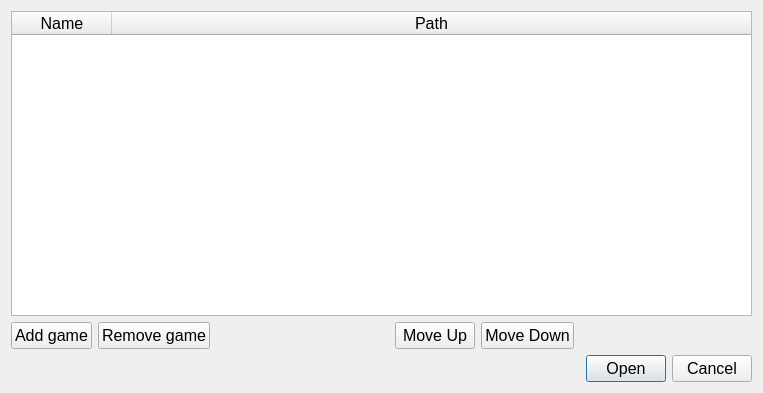
First picture: the form in src/ui/dialogs/games_list_dialog.ui, repository DimichGD/FHEditor, before the edit.
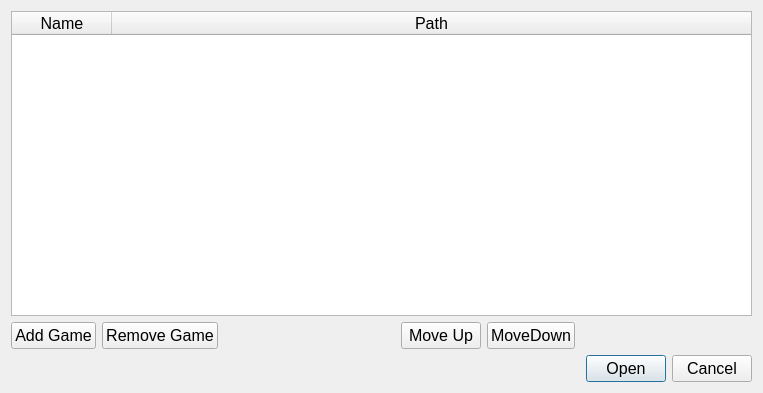
Second picture: the form after the edit.

Patch:
```diff
--- a/src/ui/dialogs/games_list_dialog.ui
+++ b/src/ui/dialogs/games_list_dialog.ui
@@ -67,14 +67,26 @@
        <item>
         <widget class="QPushButton" name="addGameButton">
          <property name="text">
-          <string>Add game</string>
+          <string>Add Game</string>
+         </property>
+         <property name="iconSize">
+          <size>
+           <width>24</width>
+           <height>24</height>
+          </size>
          </property>
         </widget>
        </item>
        <item>
         <widget class="QPushButton" name="removeGameButton">
          <property name="text">
-          <string>Remove game</string>
+          <string>Remove Game</string>
+         </property>
+         <property name="iconSize">
+          <size>
+           <width>24</width>
+           <height>24</height>
+          </size>
          </property>
         </widget>
        </item>
@@ -96,12 +108,24 @@
          <property name="text">
           <string>Move Up</string>
          </property>
+         <property name="iconSize">
+          <size>
+           <width>24</width>
+           <height>24</height>
+          </size>
+         </property>
         </widget>
        </item>
        <item>
         <widget class="QPushButton" name="moveDownButton">
          <property name="text">
-          <string>Move Down</string>
+          <string>MoveDown</string>
+         </property>
+         <property name="iconSize">
+          <size>
+           <width>24</width>
+           <height>24</height>
+          </size>
          </property>
         </widget>
        </item>
```
